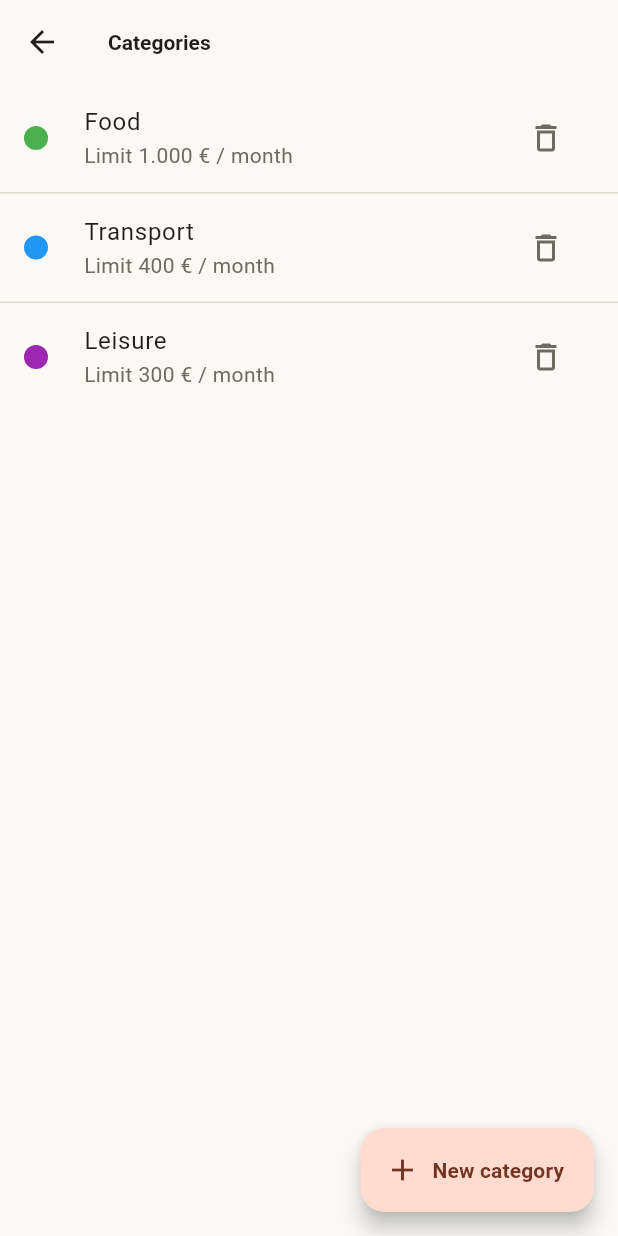
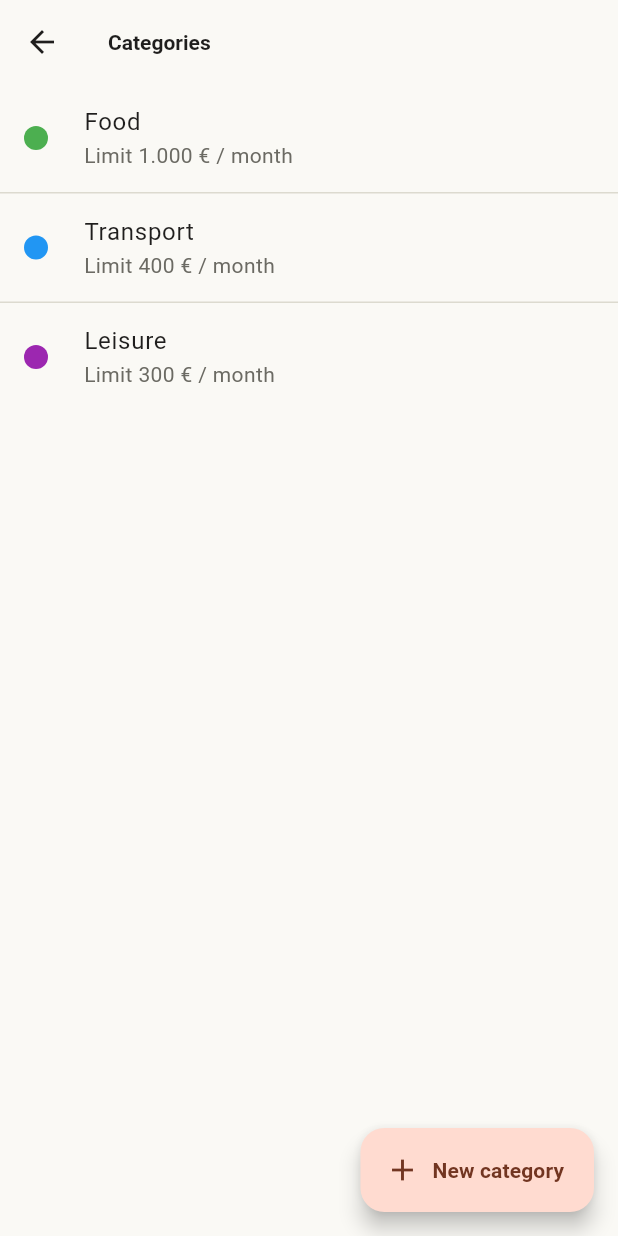
Before and after one commit to wernertimothy/fintr, a Flutter app: the screen it shows after launch, after a tap on the "category" icon, on a phone screen of 412 x 824 dp. Run offline on Flutter 3.47's test engine with Material 3 defaults, Android fonts, the phone set to English and light mode, and no system bars.

Commit message:
make entries removable

```diff
--- a/lib/screens/categories_screen.dart
+++ b/lib/screens/categories_screen.dart
@@ -4,6 +4,7 @@ import 'package:provider/provider.dart';
 import '../data/finance_repository.dart';
 import '../models/category.dart';
 import '../utils/formatting.dart';
+import '../widgets/swipe_backgrounds.dart';
 import 'add_edit_category_screen.dart';
 
 class CategoriesScreen extends StatelessWidget {
@@ -23,7 +24,19 @@ class CategoriesScreen extends StatelessWidget {
               separatorBuilder: (_, _) => const Divider(height: 1),
               itemBuilder: (context, index) {
                 final c = categories[index];
-                return ListTile(
+                return Dismissible(
+                  key: ValueKey(c.id),
+                  background: editSwipeBackground(context),
+                  secondaryBackground: deleteSwipeBackground(context),
+                  confirmDismiss: (direction) async {
+                    if (direction == DismissDirection.startToEnd) {
+                      _editCategory(context, c);
+                      return false;
+                    }
+                    return _confirmDelete(context, c);
+                  },
+                  onDismissed: (_) => repo.deleteCategory(c.id),
+                  child: ListTile(
                     leading: Container(
                       width: 16,
                       height: 16,
@@ -35,15 +48,7 @@ class CategoriesScreen extends StatelessWidget {
                     title: Text(c.name),
                     subtitle:
                         Text('Limit ${formatMoney(c.monthlyLimit)} / month'),
-                  trailing: IconButton(
-                    icon: const Icon(Icons.delete_outline),
-                    tooltip: 'Delete',
-                    onPressed: () => _confirmDelete(context, repo, c),
-                  ),
-                  onTap: () => Navigator.of(context).push(
-                    MaterialPageRoute(
-                      builder: (_) => AddEditCategoryScreen(existing: c),
-                    ),
+                    onTap: () => _editCategory(context, c),
                   ),
                 );
               },
@@ -58,8 +63,16 @@ class CategoriesScreen extends StatelessWidget {
     );
   }
 
-  Future<void> _confirmDelete(
-      BuildContext context, FinanceRepository repo, Category category) async {
+  void _editCategory(BuildContext context, Category category) {
+    Navigator.of(context).push(
+      MaterialPageRoute(
+        builder: (_) => AddEditCategoryScreen(existing: category),
+      ),
+    );
+  }
+
+  /// Shows the destructive-delete confirmation. Returns true if confirmed.
+  Future<bool> _confirmDelete(BuildContext context, Category category) async {
     final confirmed = await showDialog<bool>(
       context: context,
       builder: (context) => AlertDialog(
@@ -80,8 +93,6 @@ class CategoriesScreen extends StatelessWidget {
         ],
       ),
     );
-    if (confirmed == true) {
-      await repo.deleteCategory(category.id);
+    return confirmed ?? false;
   }
 }
-}
--- /dev/null
+++ b/lib/widgets/swipe_backgrounds.dart
@@ -0,0 +1,25 @@
+import 'package:flutter/material.dart';
+
+/// Shared backgrounds for swipe-to-act rows:
+/// swipe right (startToEnd) reveals [editSwipeBackground] = edit,
+/// swipe left (endToStart) reveals [deleteSwipeBackground] = delete.
+
+Widget editSwipeBackground(BuildContext context) {
+  final scheme = Theme.of(context).colorScheme;
+  return Container(
+    color: scheme.secondaryContainer,
+    alignment: Alignment.centerLeft,
+    padding: const EdgeInsets.only(left: 20),
+    child: Icon(Icons.edit_outlined, color: scheme.onSecondaryContainer),
+  );
+}
+
+Widget deleteSwipeBackground(BuildContext context) {
+  final scheme = Theme.of(context).colorScheme;
+  return Container(
+    color: scheme.errorContainer,
+    alignment: Alignment.centerRight,
+    padding: const EdgeInsets.only(right: 20),
+    child: Icon(Icons.delete_outline, color: scheme.onErrorContainer),
+  );
+}
```
Also changed, not shown: lib/data/finance_repository.dart (+8 -0 lines), lib/screens/items_screen.dart (+37 -15 lines), 1 other file. Lines whose indentation alone changed are shown as unchanged.
